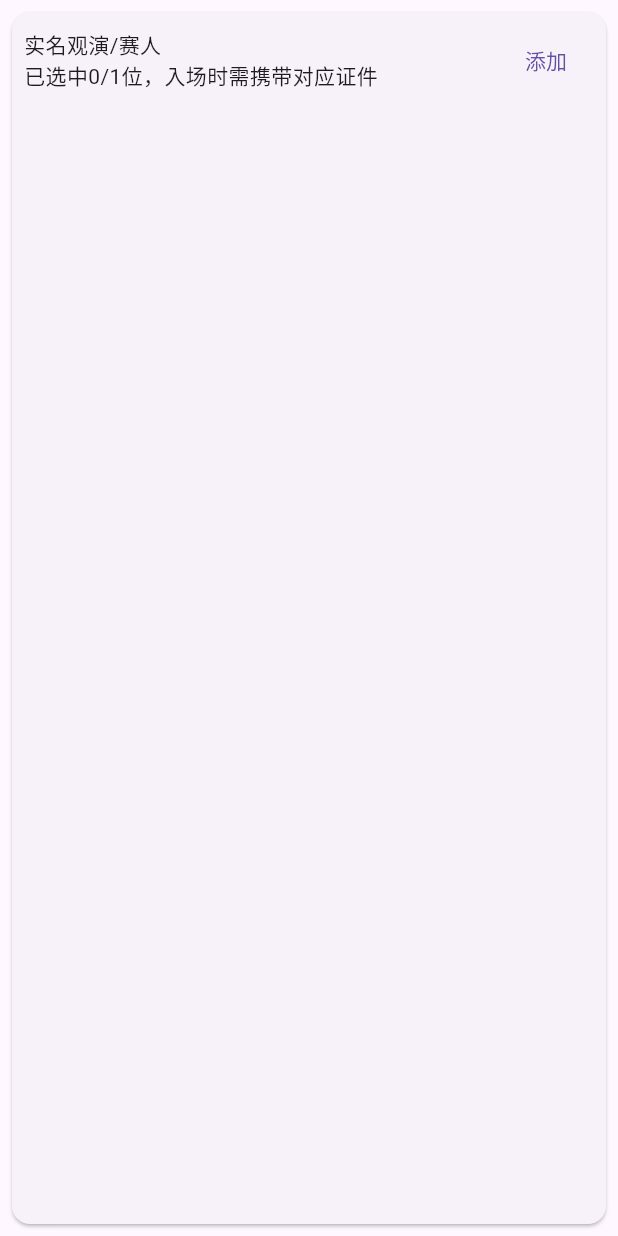
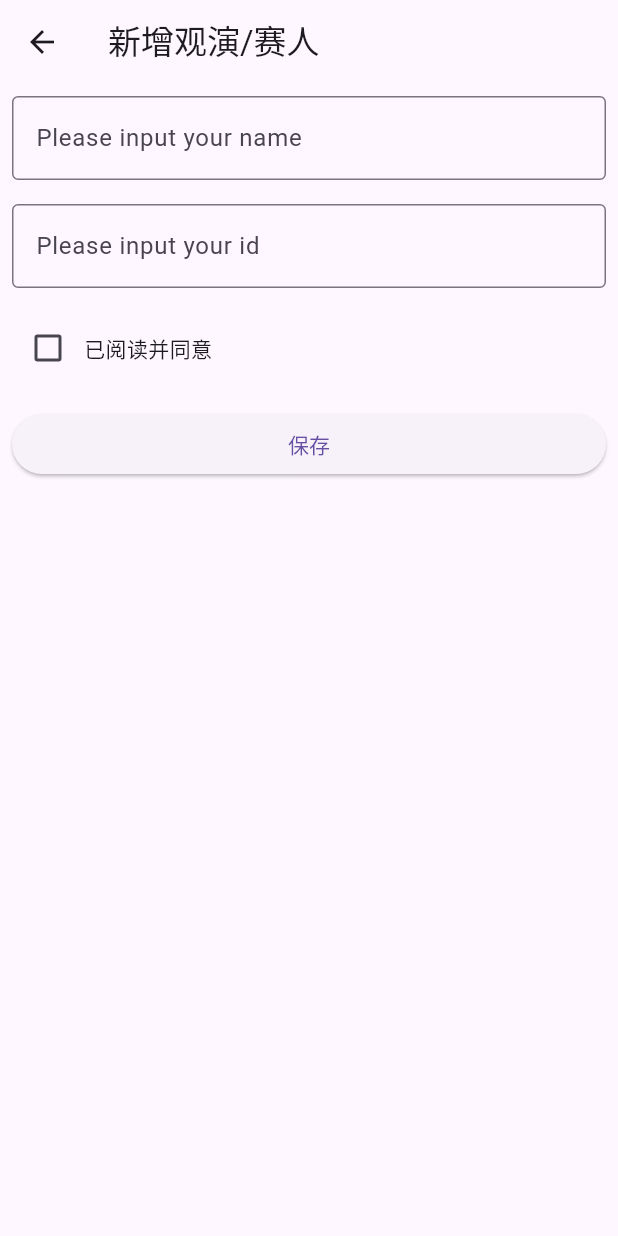
Before and after one commit to JaysonAlbert/piaoxingqiu, a Flutter app: the AudienceListWdiget widget shown alone on an empty page, opened directly with empty values, after a tap on "添加", on a phone screen of 412 x 824 dp. Run offline on Flutter 3.47's test engine with Material 3 defaults, Android fonts, the phone set to English and light mode, and no system bars; our stand-ins replace cached_network_image, go_router, shared_preferences; accounts and stored records are empty; generated files the repository leaves out were written again; network calls fail.

Commit message:
add audience

```diff
--- a/lib/l10n/app_en.arb
+++ b/lib/l10n/app_en.arb
@@ -12,5 +12,10 @@
     "search": "search",
     "my": "My",
     "home": "Shows",
-    "orderConfirm": "Order Confirm"
+    "orderConfirm": "Order Confirm",
+    "audienceAddTitle": "Add Audience",
+    "nameHint": "Please input your name",
+    "idHint": "Please input your id",
+    "idInvalid": "Please input correct id number",
+    "nameInvalid":"Please input correct name"
 }
--- a/lib/main.dart
+++ b/lib/main.dart
@@ -7,6 +7,7 @@ import 'package:piaoxingqiu/views/shows_screen.dart';
 import 'package:piaoxingqiu/views/show_detail_screen.dart';
 import 'package:piaoxingqiu/views/user_profile_screen.dart';
 import 'package:piaoxingqiu/views/order_screen.dart';
+import 'package:piaoxingqiu/views/audience_add_screen.dart';
 import 'dart:core';
 import 'package:provider/provider.dart';
 import 'package:go_router/go_router.dart';
@@ -57,6 +58,11 @@ final _router = GoRouter(
           return OrderScreen(
             orderConfig: orderConfig,
           );
+        }),
+    GoRoute(
+        path: '/audience/add',
+        builder: (context, state) {
+          return AudienceAddScreen();
         })
   ],
   redirect: (context, state) async {
--- a/lib/models/order.dart
+++ b/lib/models/order.dart
@@ -375,6 +375,31 @@ class TimeRange {
       );
 }
 
+class AudienceReq {
+  String bizCode = "FHL_M";
+  String idNo;
+  String idType = "ID_CARD";
+  String name;
+  String src = "WEB";
+  String ver = "4.4.2";
+
+  AudienceReq({
+    required this.idNo,
+    required this.name,
+  });
+
+  Map<String, dynamic> toJson() {
+    return {
+      'bizCode': bizCode,
+      'idNo': idNo,
+      'idType': idType,
+      'name': name,
+      'src': src,
+      'ver': ver,
+    };
+  }
+}
+
 class Audience {
   String id;
   String idNo;
--- /dev/null
+++ b/lib/views/audience_add_screen.dart
@@ -0,0 +1,124 @@
+import 'package:flutter/material.dart';
+import 'package:go_router/go_router.dart';
+import 'package:piaoxingqiu/helpers/validator.dart';
+import 'package:piaoxingqiu/models/order.dart';
+import 'package:piaoxingqiu/services/user_service.dart';
+import 'package:flutter_gen/gen_l10n/app_localizations.dart';
+
+class AudienceAddScreen extends StatefulWidget {
+  const AudienceAddScreen({key});
+
+  @override
+  State<AudienceAddScreen> createState() => _AudienceAddScreenState();
+}
+
+class _AudienceAddScreenState extends State<AudienceAddScreen> {
+  var _isChecked = false;
+  final _formKey = GlobalKey<FormState>();
+
+  final TextEditingController _name = TextEditingController();
+  final TextEditingController _idNo = TextEditingController();
+
+  @override
+  Widget build(BuildContext context) {
+    var localizations = AppLocalizations.of(context);
+
+    return Scaffold(
+      appBar: AppBar(title: Text("新增观演/赛人")),
+      body: Padding(
+        padding: const EdgeInsets.all(8.0),
+        child: Form(
+          key: _formKey,
+          child: Column(
+            children: [
+              TextFormField(
+                  controller: _name,
+                  validator: (value) {
+                    if (isValidName(value)) {
+                      return null;
+                    }
+                    return localizations.nameInvalid;
+                  },
+                  decoration: InputDecoration(
+                    labelText: localizations!.nameHint,
+                    border: OutlineInputBorder(),
+                  )),
+              SizedBox(height: 16),
+              TextFormField(
+                  controller: _idNo,
+                  autovalidateMode: AutovalidateMode.onUserInteraction,
+                  validator: (value) {
+                    if (isValidIdNo(value)) {
+                      return null;
+                    }
+                    return localizations.idInvalid;
+                  },
+                  decoration: InputDecoration(
+                    labelText: localizations.idHint,
+                    border: OutlineInputBorder(),
+                  )),
+              SizedBox(height: 16),
+              Row(
+                children: [
+                  Checkbox(
+                      value: _isChecked,
+                      onChanged: (value) {
+                        print('111 $value');
+                        setState(() {
+                          _isChecked = value!;
+                        });
+                      }),
+                  Text(
+                    "已阅读并同意",
+                    style: TextStyle(),
+                  ),
+                ],
+              ),
+              SizedBox(height: 16),
+              ElevatedButton(
+                style: ElevatedButton.styleFrom(
+                  minimumSize: Size(400, 40),
+                ),
+                onPressed: () async {
+                  if (!_formKey.currentState!.validate()) {
+                    return;
+                  }
+                  if (!_isChecked) {
+                    var res = await showDialog(
+                        context: context,
+                        builder: (context) => AlertDialog(
+                              content: Text("已阅读并同意"),
+                              actions: [
+                                TextButton(
+                                  onPressed: () => context.pop("Cancel"),
+                                  child: Text("取消"),
+                                ),
+                                TextButton(
+                                    onPressed: () => context.pop("Confirm"),
+                                    child: const Text("确定"))
+                              ],
+                            ));
+                    if (res == "Cancel" || !mounted) {
+                      return;
+                    }
+                    setState(() {
+                      _isChecked = true;
+                    });
+                  } else {
+                    _addAudience();
+                    context.pop();
+                  }
+                },
+                child: Text("保存"),
+              )
+            ],
+          ),
+        ),
+      ),
+    );
+  }
+
+  void _addAudience() {
+    UserService().addAudience(AudienceReq(idNo: _idNo.text, name: _name.text));
+  }
+}
--- a/lib/widgets/audience_list_widget.dart
+++ b/lib/widgets/audience_list_widget.dart
@@ -1,5 +1,6 @@
 import 'package:flutter/material.dart';
 import 'package:piaoxingqiu/models/order.dart';
+import 'package:go_router/go_router.dart';
 
 class AudienceListWdiget extends StatefulWidget {
   final List<Audience> audiences;
@@ -31,7 +32,9 @@ class _AudienceListWdigetState extends State<AudienceListWdiget> {
                   crossAxisAlignment: CrossAxisAlignment.start,
                   children: [Text("实名观演/赛人"), Text("已选中0/1位，入场时需携带对应证件")],
                 ),
-                TextButton(onPressed: () => {print("111")}, child: Text("添加"))
+                TextButton(
+                    onPressed: () => {context.push("/audience/add")},
+                    child: Text("添加"))
               ],
             ),
             SizedBox(
```
Also changed, not shown: lib/helpers/validator.dart (+56 -0 lines), lib/l10n/app_zh.arb (+6 -1 lines), lib/services/user_service.dart (+15 -0 lines).
